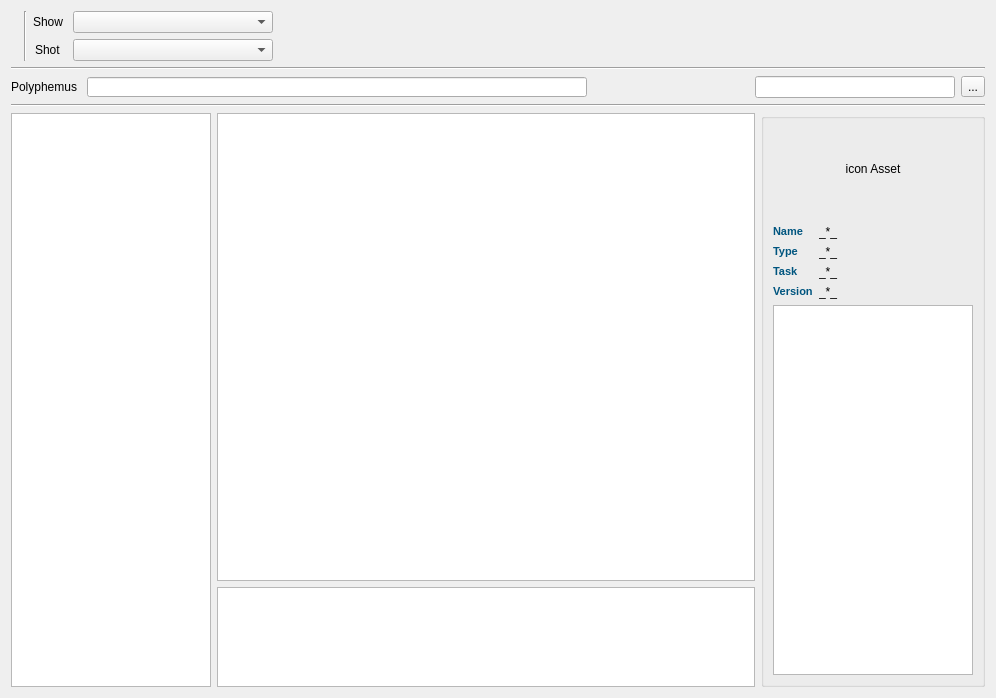
The window that Apps/Brontes/View/Brontes_main.ui (geoffroygivry/CyclopsVFX-Unity) describes before a commit, drawn with Qt 5.
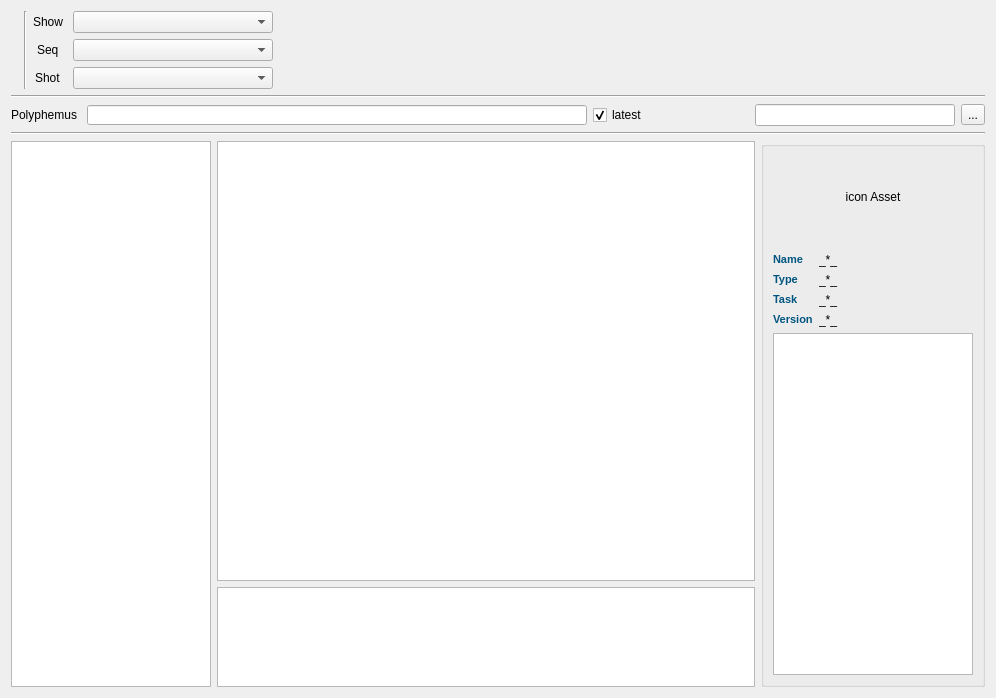
The same window after the commit. Icons and pictures are not drawn.

The edit to the form file:
```diff
--- a/Apps/Brontes/View/Brontes_main.ui
+++ b/Apps/Brontes/View/Brontes_main.ui
@@ -82,13 +82,36 @@
           </widget>
          </item>
          <item row="1" column="0">
+          <widget class="QLabel" name="seq_label">
+           <property name="text">
+            <string>Seq</string>
+           </property>
+          </widget>
+         </item>
+         <item row="1" column="1">
+          <widget class="QComboBox" name="seq_comboBox">
+           <property name="sizePolicy">
+            <sizepolicy hsizetype="Fixed" vsizetype="Fixed">
+             <horstretch>0</horstretch>
+             <verstretch>0</verstretch>
+            </sizepolicy>
+           </property>
+           <property name="minimumSize">
+            <size>
+             <width>200</width>
+             <height>0</height>
+            </size>
+           </property>
+          </widget>
+         </item>
+         <item row="2" column="0">
           <widget class="QLabel" name="shot_label">
            <property name="text">
             <string>Shot</string>
            </property>
           </widget>
          </item>
-         <item row="1" column="1">
+         <item row="2" column="1">
           <widget class="QComboBox" name="shot_comboBox">
            <property name="sizePolicy">
             <sizepolicy hsizetype="Fixed" vsizetype="Fixed">
@@ -176,6 +199,16 @@
        </property>
       </widget>
      </item>
+     <item>
+      <widget class="QCheckBox" name="latest_checkBox">
+       <property name="text">
+        <string>latest</string>
+       </property>
+       <property name="checked">
+        <bool>true</bool>
+       </property>
+      </widget>
+     </item>
      <item>
       <spacer name="poly_h_spacer">
        <property name="orientation">
```
Left out of the diff: 4 changed lines with no effect on the pictures.
